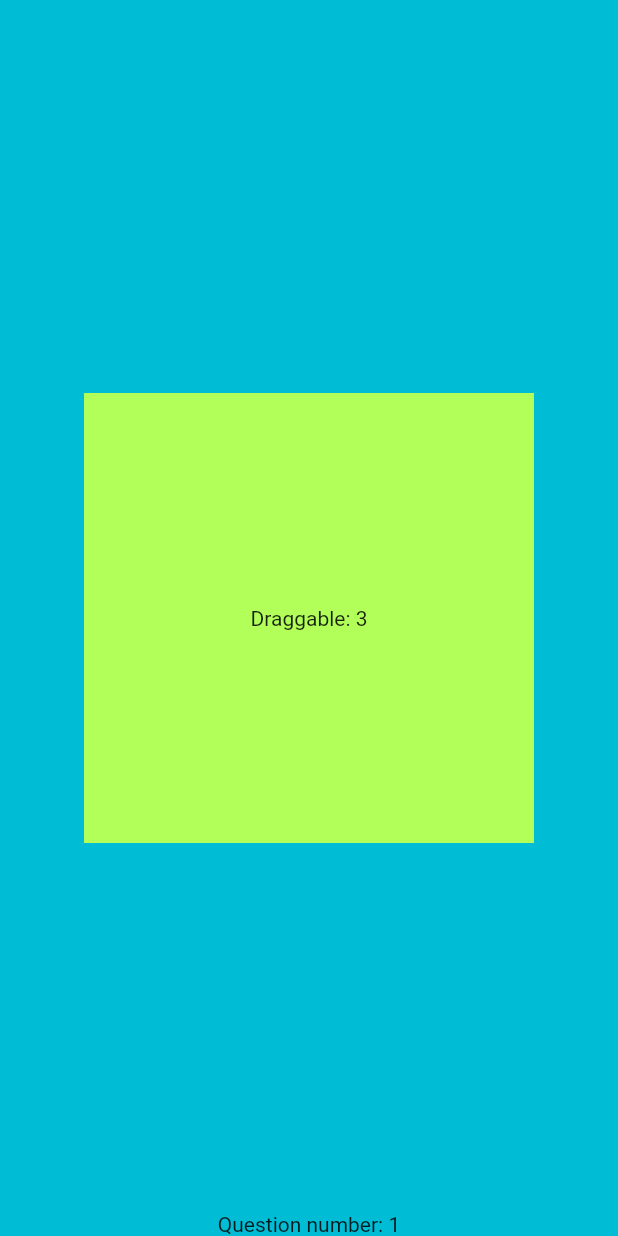
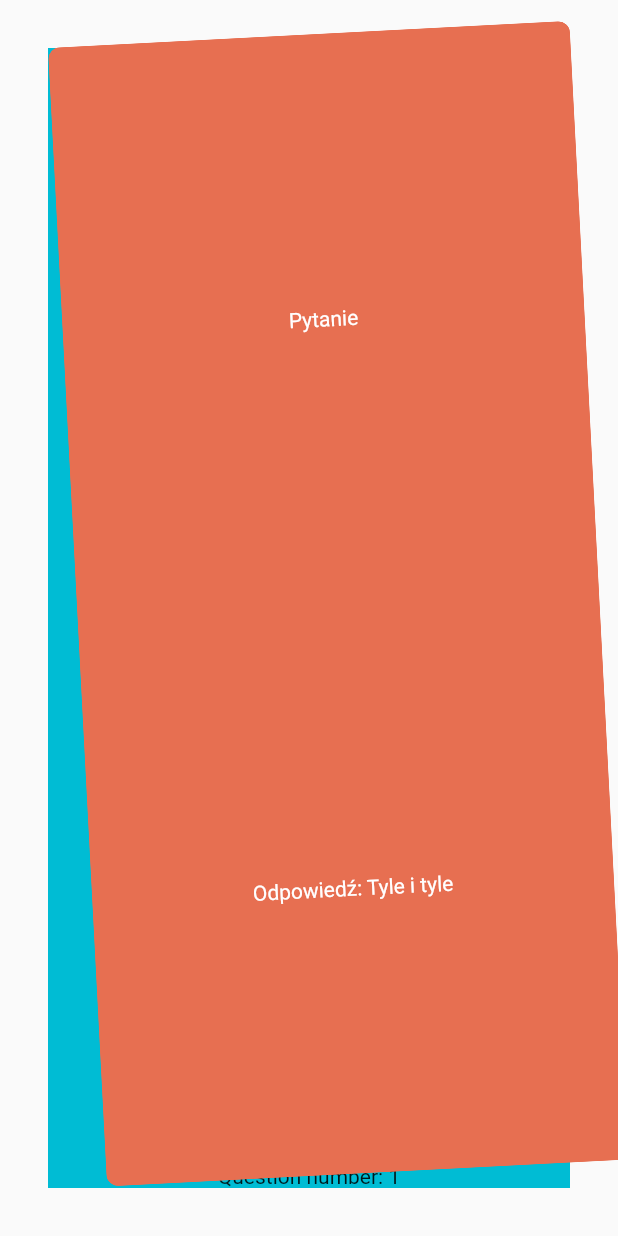
Before and after one commit to Swirastlynn/skitour-planning, a Flutter app: the Phase3Screen screen opened by its route, on a phone screen of 412 x 824 dp. Run offline on Flutter 3.47's test engine with Material 2 defaults, Android fonts, the phone set to English and light mode, and no system bars; our stand-ins replace dio, freezed_annotation, get, logger, pie_chart, tuple.

```diff
--- a/lib/oneoften/presentation/questions_controller.dart
+++ b/lib/oneoften/presentation/questions_controller.dart
@@ -30,7 +30,7 @@ class QuestionsController extends GetxController {
     }
   }
 
-  RxInt getQuestionNumber() => _currentQuestionNumber;
+  int get getQuestionNumber => _currentQuestionNumber.value;
 
-  RxInt getQuestionsStackSize() => _currentQuestionsStackSize;
+  int get getQuestionsStackSize => _currentQuestionsStackSize.value;
 }
--- a/lib/oneoften/ui/paper_sheet.dart
+++ b/lib/oneoften/ui/paper_sheet.dart
@@ -7,14 +7,11 @@ import 'package:skitour_planning/oneoften/presentation/questions_controller.dart
 import 'package:skitour_planning/theme_colors.dart';
 import 'package:tuple/tuple.dart';
 
-class PaperSheet extends StatelessWidget {
+class PaperSheet extends GetView<QuestionsController> {
   PaperSheet({
     Key? key,
   }) : super(key: key);
 
-  // TODO controller should be probably moved up, or used in a different way,
-  //  to separate abstraction from the PaperSheet
-  final QuestionsController controller = Get.find();
   final Random _random = new Random();
 
   final _colors = [
--- a/lib/oneoften/ui/phase_1_screen.dart
+++ b/lib/oneoften/ui/phase_1_screen.dart
@@ -32,7 +32,7 @@ class _Phase1ScreenState extends State<Phase1Screen> {
                 color: Color.fromARGB(255, 255, 50, 0),
                 padding: const EdgeInsets.all(12.0),
                 child: Obx(() {
-                  return Text('Pytanie ${controller.getQuestionNumber()}');
+                  return Text('Pytanie ${controller.getQuestionNumber}');
                 }),
               ),
               Expanded(
--- a/lib/oneoften/ui/phase_3_screen.dart
+++ b/lib/oneoften/ui/phase_3_screen.dart
@@ -1,6 +1,7 @@
 import 'package:flutter/material.dart';
 import 'package:get/get.dart';
 import 'package:skitour_planning/oneoften/presentation/questions_controller.dart';
+import 'package:skitour_planning/oneoften/ui/paper_sheet.dart';
 
 class Phase3Screen extends StatelessWidget {
   static const ROUTE = '/oneoften/phase3';
@@ -10,7 +11,11 @@ class Phase3Screen extends StatelessWidget {
   @override
   Widget build(BuildContext context) {
     return Scaffold(
-      body: Stack(
+      body: SafeArea(
+        child: Container(
+          margin: const EdgeInsets.symmetric(horizontal: 32.0, vertical: 32.0),
+          color: Colors.white,
+          child: Stack(
             children: [
               DragTarget<int>(
                 builder: (
@@ -25,7 +30,7 @@ class Phase3Screen extends StatelessWidget {
                     child: Align(
                       alignment: Alignment.bottomCenter,
                       child: Obx(() {
-                    return Text('Question number: ${controller.getQuestionNumber()}');
+                        return Text('Question number: ${controller.getQuestionNumber}');
                       }),
                     ),
                   );
@@ -46,35 +51,27 @@ class Phase3Screen extends StatelessWidget {
                 child: Obx(
                       () {
                     return Stack(
-                  children: _getDraggable(controller.getQuestionsStackSize()),
+                      children: _getDraggable(controller.getQuestionsStackSize),
                     );
                   },
                 ),
               ),
             ],
           ),
+        ),
+      ),
     );
   }
 
-  List<Widget> _getDraggable(RxInt currentQuestionsStackSize) {
+  List<Widget> _getDraggable(int currentQuestionsStackSize) {
     List<Widget> listings = [];
     int i = 0;
-    for (i = 0; i < currentQuestionsStackSize.value; i++) {
+    for (i = 0; i < currentQuestionsStackSize; i++) {
       listings.add(
         Draggable<int>(
           data: 1, // todo what is it for now?
-          child: Container(
-            height: 300.0,
-            width: 300.0,
-            color: Colors.lightGreenAccent,
-            child: Center(
-              child: Text('Draggable: ${currentQuestionsStackSize}'),
-            ),
-          ),
-          childWhenDragging: Container(
-            height: 300.0,
-            width: 300.0,
-          ),
+          // todo PaperSheet data color and rotation has to be kept outside, to be able to use it with childWhenDragging and feedback
+          child: PaperSheet(),
           feedback: Container(
             color: Colors.deepOrange,
             height: 300,
```
Lines whose indentation alone changed are shown as unchanged.
